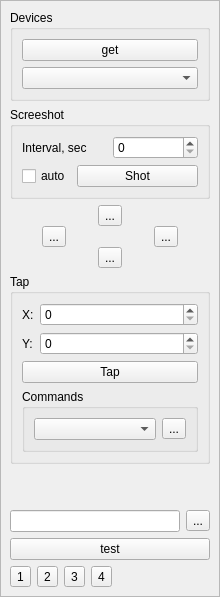
RinatB2017/mega_GIT, file Qt/mega_git_tests/Test_ADB/src/adb_widget/src/ui/adb_widget.ui: the form before one commit.
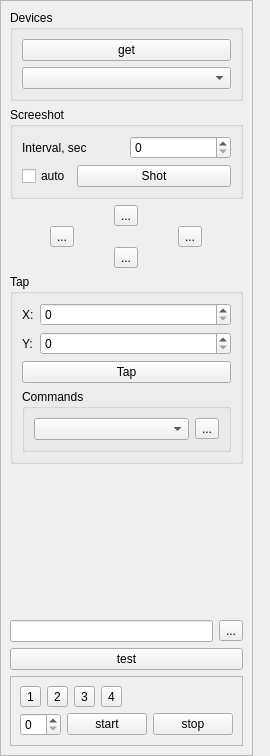
The form after the commit. Icons and pictures are not drawn.

```diff
--- a/Qt/mega_git_tests/Test_ADB/src/adb_widget/src/ui/adb_widget.ui
+++ b/Qt/mega_git_tests/Test_ADB/src/adb_widget/src/ui/adb_widget.ui
@@ -2,6 +2,14 @@
 <ui version="4.0">
  <class>ADB_widget</class>
  <widget class="QWidget" name="ADB_widget">
+  <property name="geometry">
+   <rect>
+    <x>0</x>
+    <y>0</y>
+    <width>270</width>
+    <height>756</height>
+   </rect>
+  </property>
   <layout class="QVBoxLayout" name="verticalLayout">
    <property name="leftMargin">
     <number>0</number>
@@ -259,6 +267,15 @@
        </widget>
       </item>
       <item>
+       <widget class="QFrame" name="frame_test">
+        <property name="frameShape">
+         <enum>QFrame::StyledPanel</enum>
+        </property>
+        <property name="frameShadow">
+         <enum>QFrame::Raised</enum>
+        </property>
+        <layout class="QVBoxLayout" name="verticalLayout_2">
+         <item>
        <layout class="QHBoxLayout" name="horizontalLayout">
         <item>
          <widget class="QToolButton" name="btn_1">
@@ -302,6 +319,30 @@
          </spacer>
         </item>
        </layout>
+         </item>
+         <item>
+          <layout class="QHBoxLayout" name="horizontalLayout_2">
+           <item>
+            <widget class="QSpinBox" name="sb_port"/>
+           </item>
+           <item>
+            <widget class="QPushButton" name="btn_start">
+             <property name="text">
+              <string>start</string>
+             </property>
+            </widget>
+           </item>
+           <item>
+            <widget class="QPushButton" name="btn_stop">
+             <property name="text">
+              <string>stop</string>
+             </property>
+            </widget>
+           </item>
+          </layout>
+         </item>
+        </layout>
+       </widget>
       </item>
      </layout>
     </widget>
```
Lines whose indentation alone changed are shown as unchanged.
